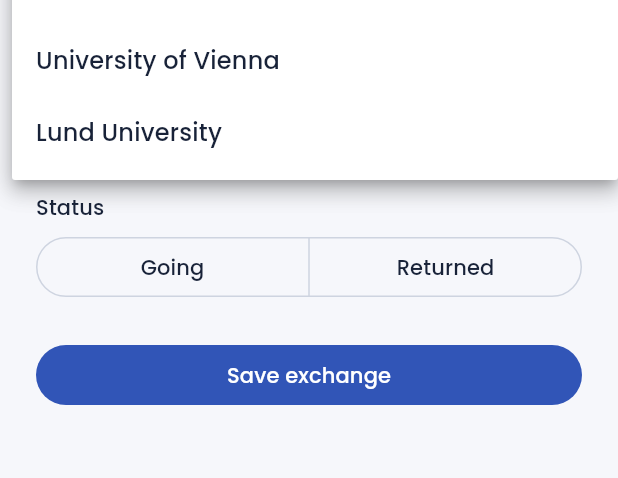
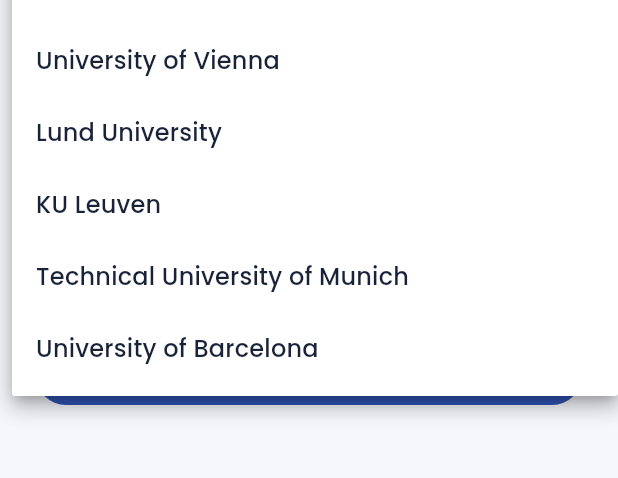
Before and after one commit to efegormus/erasmusHub, a Flutter app: the AddExchangeScreen screen opened by its route, after a tap on "Select university", on a phone screen of 412 x 824 dp, the part 411-889 px from its top. Run offline on Flutter 3.47's test engine with Material 3 defaults, Android fonts, the phone set to English and light mode, and no system bars; our stand-ins replace go_router.

Commit message:
fix(posts): add missing host universities and extend term list to 2023-2027

```diff
--- a/lib/core/data/posts_data.dart
+++ b/lib/core/data/posts_data.dart
@@ -49,16 +49,37 @@ const List<HostUniversity> kHostUniversities = [
     city: 'Lund',
     country: 'Sweden',
   ),
+  HostUniversity(
+    id: 'ku-leuven',
+    name: 'KU Leuven',
+    city: 'Leuven',
+    country: 'Belgium',
+  ),
+  HostUniversity(
+    id: 'tum',
+    name: 'Technical University of Munich',
+    city: 'Munich',
+    country: 'Germany',
+  ),
+  HostUniversity(
+    id: 'barcelona',
+    name: 'University of Barcelona',
+    city: 'Barcelona',
+    country: 'Spain',
+  ),
 ];
 
 const List<String> kTerms = [
   'Spring 2027',
+  'Fall 2027',
+  'Spring 2026',
   'Fall 2026',
-  'Spring 2026',
+  'Spring 2025',
   'Fall 2025',
-  'Spring 2025',
+  'Spring 2024',
   'Fall 2024',
-  'Spring 2024',
+  'Spring 2023',
+  'Fall 2023',
 ];
 
 HostUniversity? hostUniversityById(String? id) {
```
